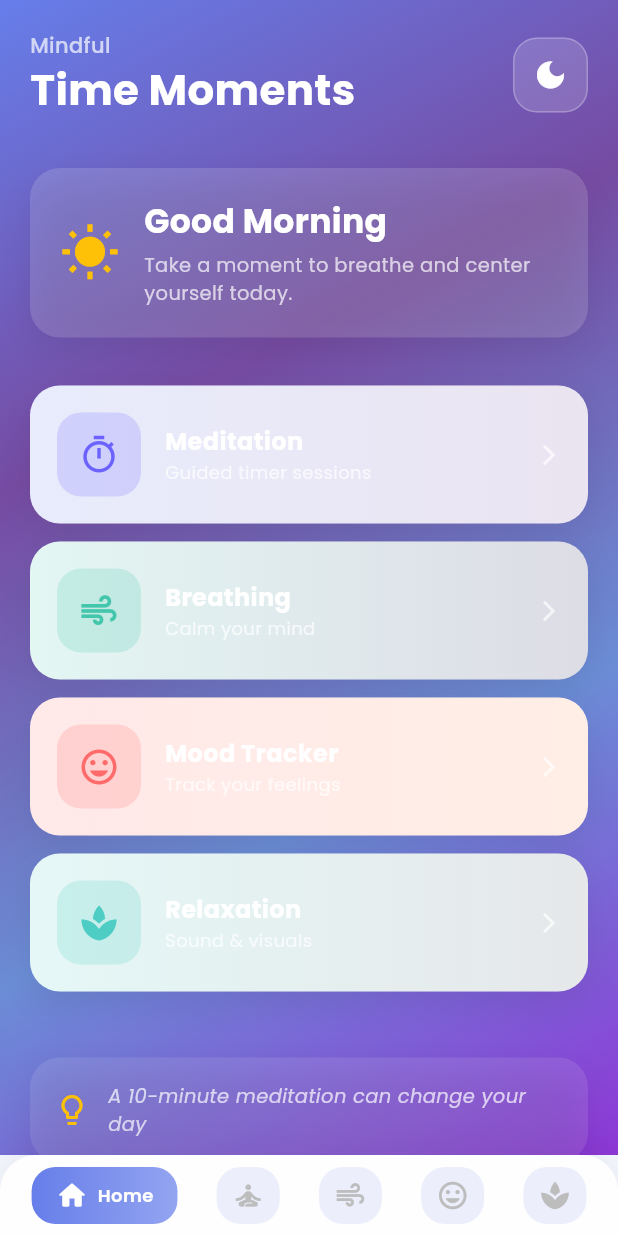
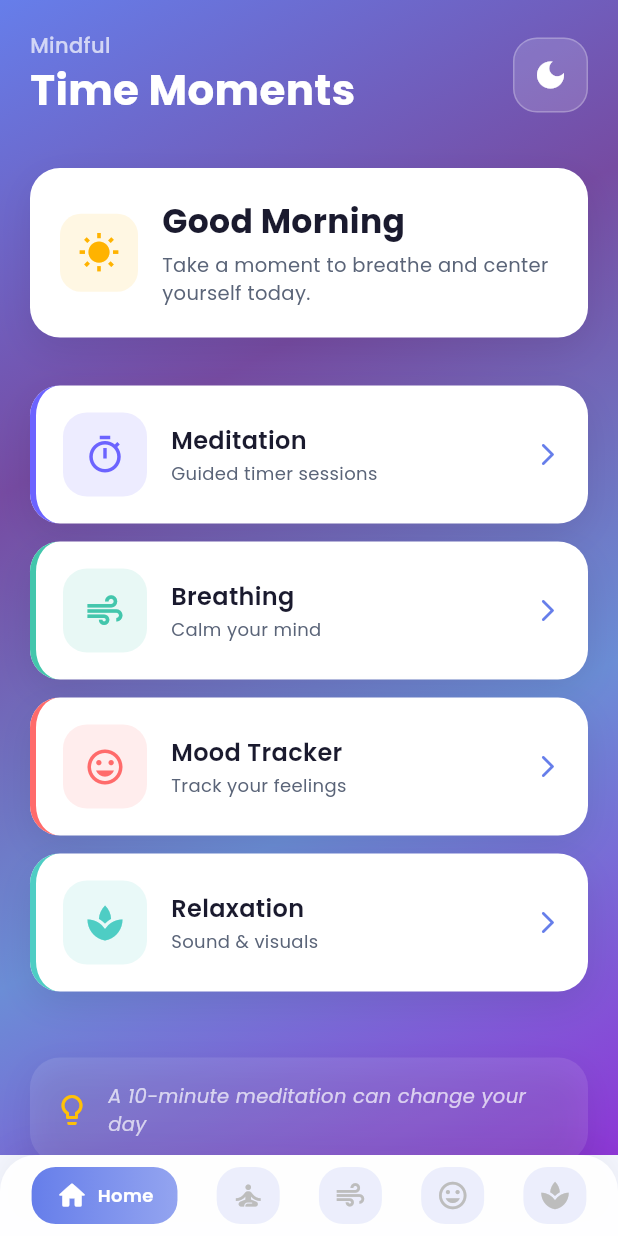
Before and after one commit to govindtank/mindful-time-moments, a Flutter app: the screen it shows after launch, on a phone screen of 412 x 824 dp. Run offline on Flutter 3.47's test engine with Material 3 defaults, Android fonts, the phone set to English and light mode, and no system bars; our stand-ins replace fl_chart, google_fonts, shared_preferences.

Commit message:
fix(home): feature grid cards — opaque white background + colored left accent in light mode
- Light mode: solid white cards with a 4px brand-colour left border strip,
  dark readable text (not transparent ghost overlays on purple gradient)
- Greeting card: opaque white bg + sun icon in a warm amber container
- Dark mode: semi-transparent dark cards with white text (unchanged)
- Arrow icon upgraded to arrow_forward_ios_rounded with purple tint in light

```diff
--- a/lib/screens/home_screen.dart
+++ b/lib/screens/home_screen.dart
@@ -17,17 +17,44 @@ class HomeScreen extends StatelessWidget {
 
   // ─── Dark-aware colours ───────────────────────────────────────────────────
 
-  Color get _textPrimary   => isDarkMode ? const Color(0xFFF0F0FF) : Colors.white;
-  Color get _textSecondary => isDarkMode ? Colors.white70 : Colors.white70;
-  Color get _cardBg        => isDarkMode
+  Color get _textPrimary    => isDarkMode ? const Color(0xFFF0F0FF) : Colors.white;
+  Color get _textSecondary  => isDarkMode ? Colors.white70 : Colors.white70;
+  Color get _cardBg         => isDarkMode
       ? Colors.white.withOpacity(0.08)
       : Colors.white.withOpacity(0.15);
-  Color get _cardBorder    => isDarkMode
+  Color get _cardBorder     => isDarkMode
       ? Colors.white.withOpacity(0.12)
       : Colors.white.withOpacity(0.25);
-  Color get _tipCardBg     => isDarkMode
+  Color get _tipCardBg      => isDarkMode
       ? Colors.white.withOpacity(0.05)
       : Colors.white.withOpacity(0.10);
+
+  // ─── Feature card colours ─────────────────────────────────────────────────
+
+  Color featureCardBg(bool isDark) =>
+      isDark ? Colors.white.withOpacity(0.08) : Colors.white;
+
+  Color featureTextPrimary(bool isDark) =>
+      isDark ? Colors.white : const Color(0xFF1A1A2E);
+
+  Color featureTextSecondary(bool isDark) =>
+      isDark ? Colors.white70 : const Color(0xFF5A6478);
+
+  Color featureArrow(bool isDark) =>
+      isDark ? Colors.white54 : const Color(0xFF667eea);
+
+  // ─── Card helpers ──────────────────────────────────────────────────────────
+
+  /// Greeting card — opaque white in light mode for readability,
+  /// translucent in dark mode to show the gradient.
+  Color greetingCardBg(bool isDark) =>
+      isDark ? Colors.white.withOpacity(0.08) : Colors.white;
+
+  Color greetingTextPrimary(bool isDark) =>
+      isDark ? Colors.white : const Color(0xFF1A1A2E);
+
+  Color greetingTextSecondary(bool isDark) =>
+      isDark ? Colors.white70 : const Color(0xFF5A6478);
 
   @override
   Widget build(BuildContext context) {
@@ -105,6 +132,7 @@ class HomeScreen extends StatelessWidget {
   }
 
   Widget _buildGreeting(BuildContext context) {
+    final isDark = isDarkMode;
     final hour = DateTime.now().hour;
     String greeting = 'Good Morning';
     if (hour >= 12 && hour < 17) greeting = 'Good Afternoon';
@@ -112,12 +140,20 @@ class HomeScreen extends StatelessWidget {
 
     return AnimatedCard(
       index: 0,
-      color: _cardBg,
+      color: greetingCardBg(isDark),
       child: Padding(
         padding: const EdgeInsets.all(20),
         child: Row(
           children: [
-            Icon(Icons.wb_sunny, color: Colors.amber, size: 40),
+            Container(
+              width: 52,
+              height: 52,
+              decoration: BoxDecoration(
+                color: const Color(0xFFFFD166).withOpacity(isDark ? 0.25 : 0.18),
+                borderRadius: BorderRadius.circular(14),
+              ),
+              child: Icon(Icons.wb_sunny, color: const Color(0xFFFFB300), size: 28),
+            ),
             const SizedBox(width: 16),
             Expanded(
               child: Column(
@@ -127,7 +163,7 @@ class HomeScreen extends StatelessWidget {
                     greeting,
                     style: GoogleFonts.poppins(
                       fontSize: 22,
-                      color: _textPrimary,
+                      color: greetingTextPrimary(isDark),
                       fontWeight: FontWeight.bold,
                     ),
                   ),
@@ -136,7 +172,7 @@ class HomeScreen extends StatelessWidget {
                     'Take a moment to breathe and center yourself today.',
                     style: GoogleFonts.poppins(
                       fontSize: 13,
-                      color: _textSecondary,
+                      color: greetingTextSecondary(isDark),
                     ),
                   ),
                 ],
@@ -207,24 +243,31 @@ class HomeScreen extends StatelessWidget {
   }
 
   Widget _buildFeatureCard(BuildContext context, _FeatureItem feature, int index) {
+    final isDark = isDarkMode;
+
     return AnimatedCard(
       index: index + 1,
+      color: featureCardBg(isDark),
       onTap: () => onNavigate(index),
       child: Container(
         padding: const EdgeInsets.all(18),
         decoration: BoxDecoration(
           borderRadius: BorderRadius.circular(20),
-          gradient: LinearGradient(
-            colors: feature.gradient.map((c) => c.withOpacity(0.15)).toList(),
+          border: Border(
+            left: BorderSide(
+              color: feature.color,
+              width: 4,
+            ),
           ),
         ),
         child: Row(
           children: [
+            // Icon bubble — tinted with the feature's brand colour
             Container(
               width: 56,
               height: 56,
               decoration: BoxDecoration(
-                color: feature.color.withOpacity(0.2),
+                color: feature.color.withOpacity(isDark ? 0.2 : 0.12),
                 borderRadius: BorderRadius.circular(16),
               ),
               child: Icon(feature.icon, color: feature.color, size: 28),
@@ -239,21 +282,26 @@ class HomeScreen extends StatelessWidget {
                     feature.title,
                     style: GoogleFonts.poppins(
                       fontSize: 16,
-                      fontWeight: FontWeight.bold,
-                      color: _textPrimary,
+                      fontWeight: FontWeight.w600,
+                      color: featureTextPrimary(isDark),
                     ),
                   ),
+                  const SizedBox(height: 2),
                   Text(
                     feature.subtitle,
                     style: GoogleFonts.poppins(
                       fontSize: 12,
-                      color: _textSecondary,
+                      color: featureTextSecondary(isDark),
                     ),
                   ),
                 ],
               ),
             ),
-            Icon(Icons.arrow_forward_ios, color: _textSecondary, size: 16),
+            Icon(
+              Icons.arrow_forward_ios_rounded,
+              color: featureArrow(isDark),
+              size: 18,
+            ),
           ],
         ),
       ),
```
